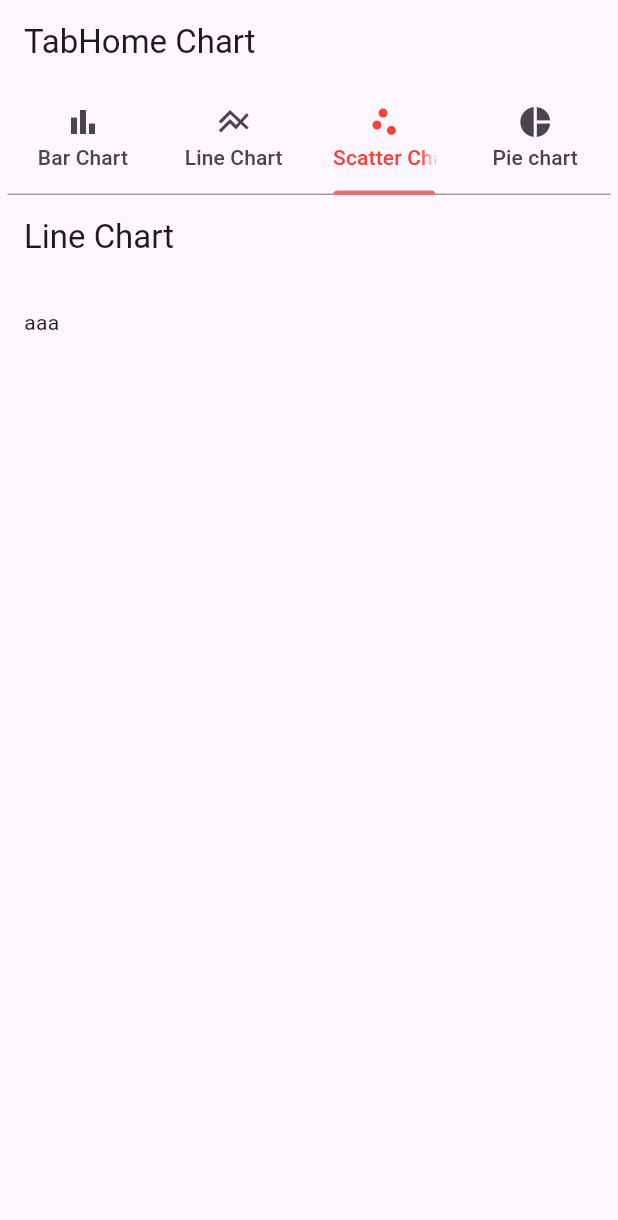
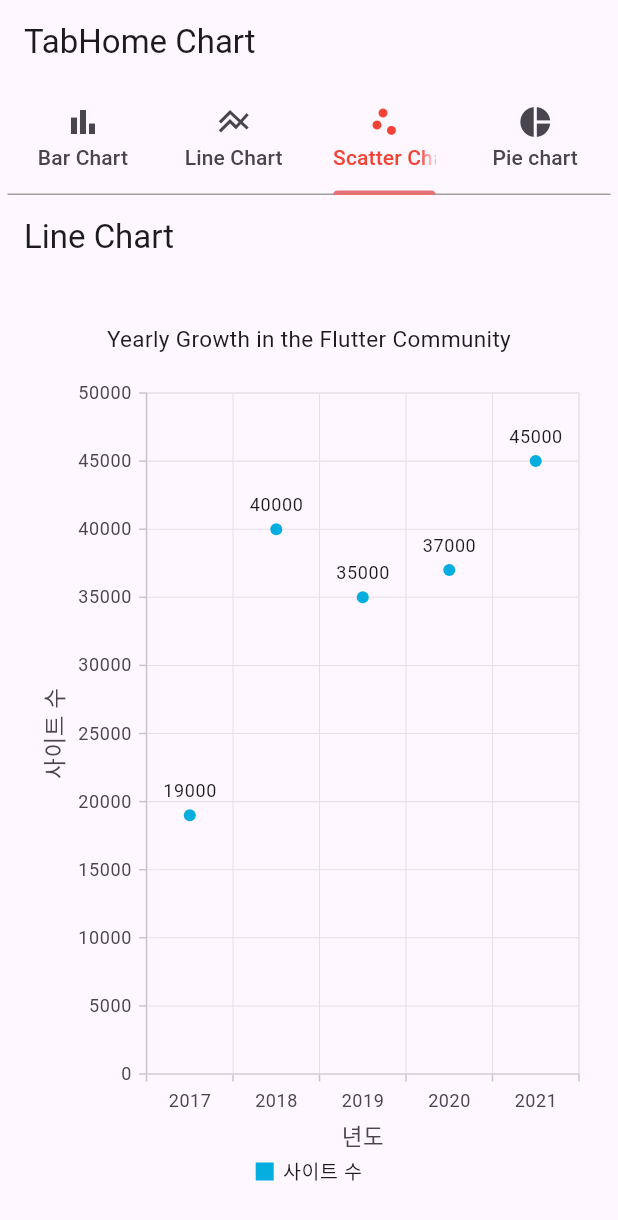
Before and after one commit to b0ksir1/team3, a Flutter app: the screen it shows after launch, tab 3 chosen, on a phone screen of 412 x 824 dp. Shown: the top 1220 px of the screen. Run offline on Flutter 3.47's test engine with Material 3 defaults, Android fonts, the phone set to English and light mode, and no system bars; our stand-ins replace get, syncfusion_flutter_charts.

Commit message:
scatterChart update

```diff
--- a/lib/view/tab/scatterChart.dart
+++ b/lib/view/tab/scatterChart.dart
@@ -1,3 +1,5 @@
+// import 'package:chart_Linechart_app/model/developer_data.dart';
+
 import 'package:chart_barchart_app/model/developer_data.dart';
 import 'package:flutter/material.dart';
 import 'package:syncfusion_flutter_charts/charts.dart';
@@ -15,7 +17,6 @@ class _ScatterChartState extends State<ScatterChart> {
 
   late TooltipBehavior tooltipBehavior;
 
-
   @override
   void initState() {
     // TODO: implement initState
@@ -23,6 +24,7 @@ class _ScatterChartState extends State<ScatterChart> {
     tooltipBehavior = TooltipBehavior(enable: true);
 
   }
+
 
 
 
@@ -36,7 +38,39 @@ class _ScatterChartState extends State<ScatterChart> {
         child: SizedBox(
           width: 380,
           height: 600,
-          child: Text('aaa')
+          child: SfCartesianChart(
+            title: ChartTitle(
+              text: "Yearly Growth in the Flutter Community\n"
+            ),
+            tooltipBehavior: tooltipBehavior,
+            legend: Legend(isVisible: true),
+            series: [
+
+              // ColumnSeries : 세로축 막대그래프
+              // LineSeries : 가로축 막대그래프
+
+              ScatterSeries<DeveloperData, int>(
+                name: '사이트 수',
+                dataSource: widget.data,
+                xValueMapper:(DeveloperData data, _) => data.year,
+                yValueMapper: (DeveloperData data, _) => data.developers,
+                dataLabelSettings: DataLabelSettings(
+                  isVisible: true,
+
+                ),
+                enableTooltip: true,
+              )
+            ],
+            // X축을 Category로 표현.
+            primaryXAxis: CategoryAxis(
+              title: AxisTitle(text:'년도'),
+            ),
+            // Y 축은 숫자로 표현
+            primaryYAxis: NumericAxis(
+              title: AxisTitle(text: '사이트 수')
+            ),
+
+          )
         ),
       ),
     );
```
